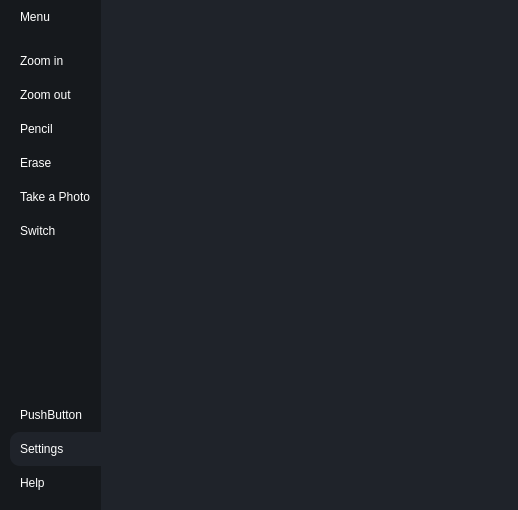
Qt form ShapeDetection/shapedetection.ui (aysenurozkann/Shape-Detection) before a commit.
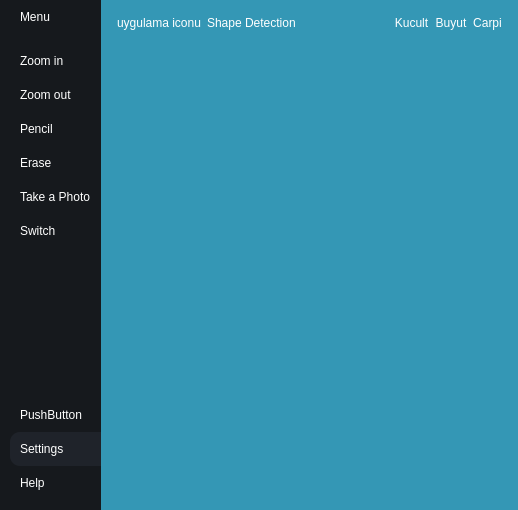
The same form after that commit.

Commit message: Shape Detection

What changed in the file:
```diff
--- a/ShapeDetection/shapedetection.ui
+++ b/ShapeDetection/shapedetection.ui
@@ -323,6 +323,124 @@
         <verstretch>0</verstretch>
        </sizepolicy>
       </property>
+      <property name="styleSheet">
+       <string notr="true">background-color:rgb(52, 151, 181);</string>
+      </property>
+      <layout class="QVBoxLayout" name="verticalLayout_5">
+       <item alignment="Qt::AlignTop">
+        <widget class="QWidget" name="headercontainer" native="true">
+         <layout class="QHBoxLayout" name="horizontalLayout_3">
+          <property name="spacing">
+           <number>6</number>
+          </property>
+          <property name="leftMargin">
+           <number>5</number>
+          </property>
+          <property name="topMargin">
+           <number>5</number>
+          </property>
+          <property name="rightMargin">
+           <number>5</number>
+          </property>
+          <property name="bottomMargin">
+           <number>5</number>
+          </property>
+          <item alignment="Qt::AlignLeft">
+           <widget class="QFrame" name="frame_5">
+            <property name="frameShape">
+             <enum>QFrame::StyledPanel</enum>
+            </property>
+            <property name="frameShadow">
+             <enum>QFrame::Raised</enum>
+            </property>
+            <layout class="QHBoxLayout" name="horizontalLayout_5">
+             <property name="spacing">
+              <number>6</number>
+             </property>
+             <property name="leftMargin">
+              <number>0</number>
+             </property>
+             <property name="topMargin">
+              <number>0</number>
+             </property>
+             <property name="rightMargin">
+              <number>0</number>
+             </property>
+             <property name="bottomMargin">
+              <number>0</number>
+             </property>
+             <item>
+              <widget class="QLabel" name="label_2">
+               <property name="text">
+                <string>uygulama iconu</string>
+               </property>
+              </widget>
+             </item>
+             <item>
+              <widget class="QLabel" name="label">
+               <property name="text">
+                <string>Shape Detection</string>
+               </property>
+              </widget>
+             </item>
+            </layout>
+           </widget>
+          </item>
+          <item alignment="Qt::AlignRight">
+           <widget class="QFrame" name="frame_4">
+            <property name="frameShape">
+             <enum>QFrame::StyledPanel</enum>
+            </property>
+            <property name="frameShadow">
+             <enum>QFrame::Raised</enum>
+            </property>
+            <layout class="QHBoxLayout" name="horizontalLayout_4">
+             <property name="spacing">
+              <number>6</number>
+             </property>
+             <property name="leftMargin">
+              <number>0</number>
+             </property>
+             <property name="topMargin">
+              <number>0</number>
+             </property>
+             <property name="rightMargin">
+              <number>0</number>
+             </property>
+             <property name="bottomMargin">
+              <number>0</number>
+             </property>
+             <item>
+              <widget class="QPushButton" name="pushButton_2">
+               <property name="text">
+                <string>Kucult</string>
+               </property>
+              </widget>
+             </item>
+             <item>
+              <widget class="QPushButton" name="pushButton_3">
+               <property name="text">
+                <string>Buyut</string>
+               </property>
+              </widget>
+             </item>
+             <item>
+              <widget class="QPushButton" name="pushButton">
+               <property name="text">
+                <string>Carpi</string>
+               </property>
+              </widget>
+             </item>
+            </layout>
+           </widget>
+          </item>
+         </layout>
+        </widget>
+       </item>
+       <item>
+        <widget class="QWidget" name="bodycontainer" native="true"/>
+       </item>
+      </layout>
      </widget>
     </item>
    </layout>
```
The commit also changes 3 other files.
